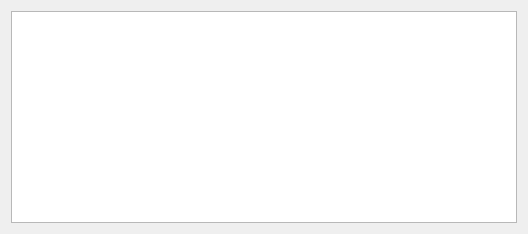
dmzgroup/mbra, file plugins/properties/dmzMBRANodeTable.ui: the form before one commit.
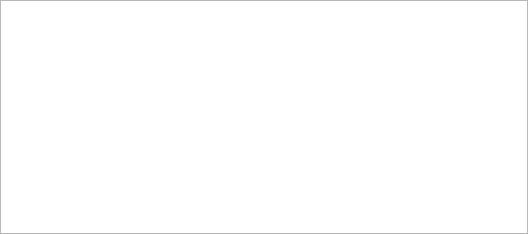
The form after the commit.

Commit message: First working cut of new Main Window Framework in MBRA.

What changed in the file:
```diff
--- a/plugins/properties/dmzMBRANodeTable.ui
+++ b/plugins/properties/dmzMBRANodeTable.ui
@@ -13,6 +13,9 @@
    <string>Form</string>
   </property>
   <layout class="QVBoxLayout" >
+   <property name="margin" >
+    <number>0</number>
+   </property>
    <item>
     <widget class="QTableView" name="nodeTableView" >
      <property name="frameShadow" >
```
The commit also changes 2 other files.
